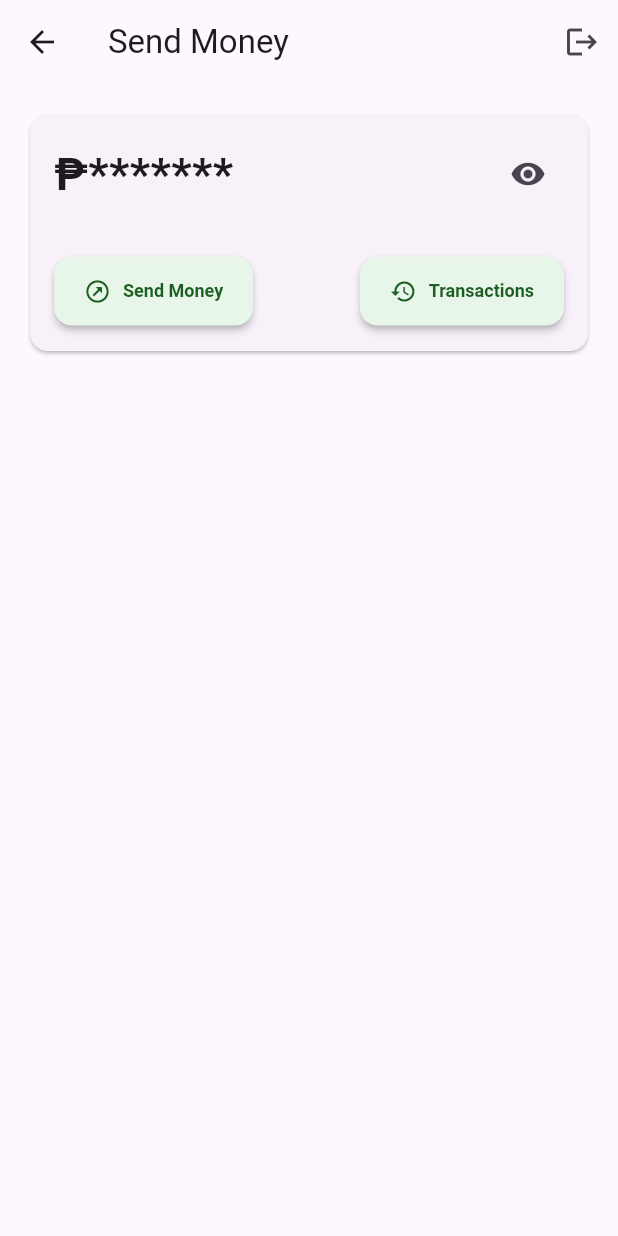
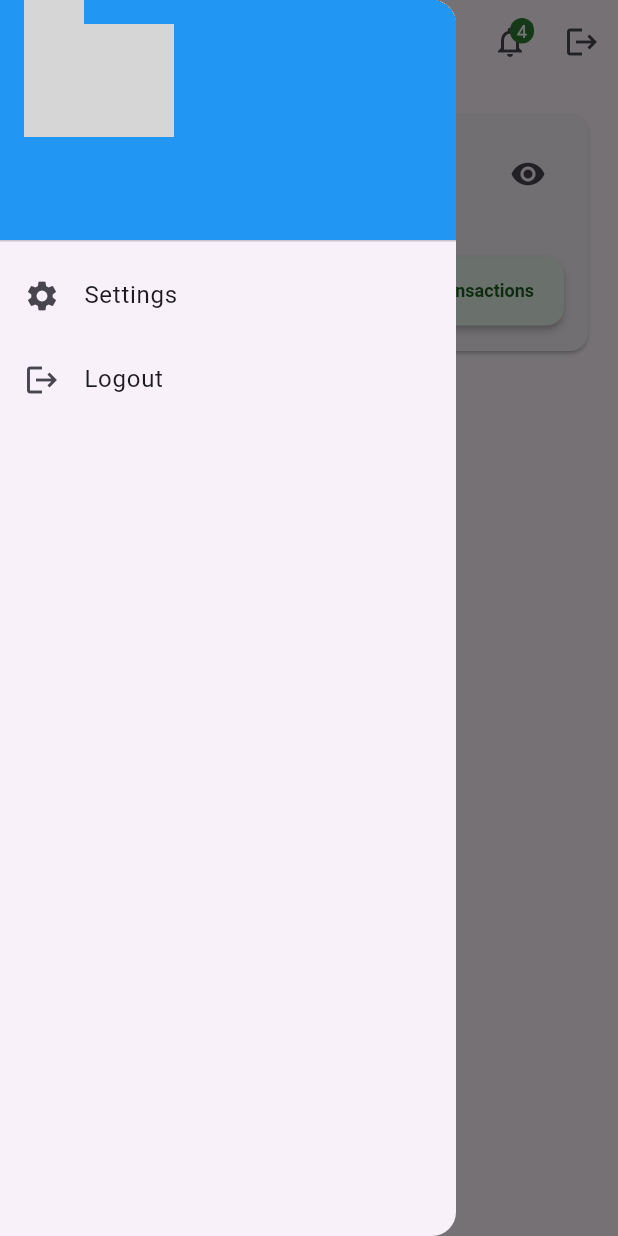
Before and after one commit to repolyo/sendmoney, a Flutter app: the DashboardScreen screen opened by its route, with the side drawer open (before the commit the screen has no drawer), on a phone screen of 412 x 824 dp. Run offline on Flutter 3.47's test engine with Material 3 defaults, Android fonts, the phone set to English and light mode, and no system bars; our stand-ins replace equatable, flutter_bloc; network calls fail; grey boxes are pictures that could not be loaded.

Commit message:
layout: UI improvements
no logic change.
appearance enhancements only.

```diff
--- a/lib/models/user.dart
+++ b/lib/models/user.dart
@@ -21,6 +21,7 @@ class User {
         id: user['id'],
         name: user['name'] as String,
         email: user['email'] as String,
+        photoUrl: user['photoUrl'] as String?,
         thumbnailUrl: user['thumbnailUrl'] as String?,
       );
     }
--- a/lib/screens/dashboard_screen.dart
+++ b/lib/screens/dashboard_screen.dart
@@ -16,6 +16,8 @@ class DashboardScreen extends StatefulWidget {
 }
 
 class _DashboardScreenState extends State<DashboardScreen> {
+  final GlobalKey<ScaffoldState> _scaffoldKey = GlobalKey<ScaffoldState>();
+
   Future<void> _handleRefresh() async {
     if (!mounted) return;
     final user = context.read<AuthCubit>().state.user;
@@ -24,8 +26,104 @@ class _DashboardScreenState extends State<DashboardScreen> {
 
   @override
   Widget build(BuildContext context) {
+    final user = context.read<AuthCubit>().state.user;
     return AppScaffold(
-      title: 'Send Money',
+      scaffoldKey: _scaffoldKey,
+      leading: Padding(
+        padding: const EdgeInsets.only(left: 16.0),
+        child: GestureDetector(
+          onTap: () => _scaffoldKey.currentState?.openDrawer(),
+          child: CircleAvatar(
+            backgroundImage: NetworkImage(user?.thumbnailUrl ?? ''),
+            child: const Icon(Icons.person), // Placeholder icon if image fails
+          ),
+        ),
+      ),
+      actions: [
+        IconButton(
+          icon: Icon(Icons.help_outline),
+          onPressed: () {
+            // Navigate to help or support screen
+          },
+        ),
+        Stack(
+          children: [
+            IconButton(
+              icon: const Icon(Icons.notifications_outlined),
+              onPressed: () {
+                // Navigate to notifications screen or show modal
+              },
+            ),
+            Positioned(
+              right: 8,
+              top: 8,
+              child: Container(
+                decoration: BoxDecoration(
+                  color: Colors.green.shade800,
+                  borderRadius: BorderRadius.circular(10),
+                ),
+                constraints: BoxConstraints(minWidth: 16, minHeight: 16),
+                child: Text(
+                  '4',
+                  style: TextStyle(color: Colors.white, fontSize: 12),
+                  textAlign: TextAlign.center,
+                ),
+              ),
+            ),
+          ],
+        ),
+      ],
+      drawer: Drawer(
+        child: ListView(
+          padding: EdgeInsets.zero,
+          children: [
+            DrawerHeader(
+              decoration: BoxDecoration(color: Colors.blue),
+              child: Column(
+                crossAxisAlignment: CrossAxisAlignment.start,
+                children: [
+                  Expanded(
+                    child: CircleAvatar(
+                      backgroundImage: NetworkImage(user?.photoUrl ?? ''),
+                      radius: 50,
+                      child: const Icon(Icons.person),
+                    ),
+                  ),
+                  SizedBox(height: 10),
+                  Text(
+                    user?.name ?? '',
+                    style: TextStyle(color: Colors.white, fontSize: 18),
+                  ),
+                  Text(
+                    user?.email ?? '',
+                    style: TextStyle(color: Colors.white70),
+                  ),
+                ],
+              ),
+            ),
+            ListTile(
+              leading: Icon(Icons.settings),
+              title: Text('Settings'),
+              onTap: () {
+                // Navigate to settings
+                Navigator.pop(context);
+              },
+            ),
+            ListTile(
+              leading: Icon(Icons.logout),
+              title: Text('Logout'),
+              onTap: () {
+                context.read<AuthCubit>().logout();
+                Navigator.pushNamedAndRemoveUntil(
+                  context,
+                  '/',
+                  (route) => false,
+                );
+              },
+            ),
+          ],
+        ),
+      ),
       body: BlocListener<WalletCubit, WalletState>(
         listener: (BuildContext context, WalletState state) {
           if (state.status == WalletStatus.failed) {
--- a/lib/widget/app_scaffold.dart
+++ b/lib/widget/app_scaffold.dart
@@ -3,17 +3,32 @@ import 'package:flutter_bloc/flutter_bloc.dart';
 import 'package:sendmoney/blocs/auth_cubit.dart';
 
 class AppScaffold extends StatelessWidget {
-  const AppScaffold({super.key, this.title, required this.body});
+  const AppScaffold({
+    super.key,
+    this.scaffoldKey,
+    this.title,
+    this.drawer,
+    this.leading,
+    this.actions,
+    required this.body,
+  });
 
+  final Key? scaffoldKey;
   final String? title;
   final Widget body;
+  final Widget? leading;
+  final Widget? drawer;
+  final List<Widget>? actions;
 
   @override
   Widget build(BuildContext context) {
     return Scaffold(
+      key: scaffoldKey,
       appBar: AppBar(
         title: Text(title ?? ''),
+        leading: leading,
         actions: [
+          ...?actions,
           IconButton(
             icon: const Icon(Icons.logout),
             onPressed: () {
@@ -24,6 +39,7 @@ class AppScaffold extends StatelessWidget {
         ],
       ),
       body: SafeArea(child: body),
+      drawer: drawer,
     );
   }
 }
```
